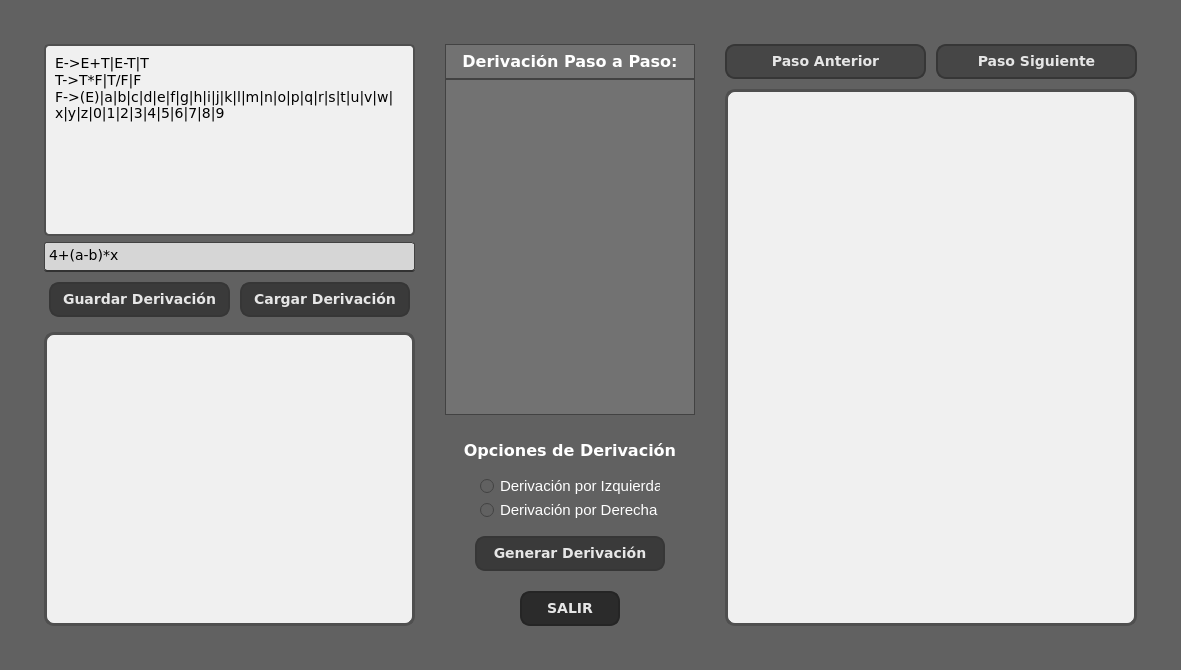
First picture: the form in design/interface.ui, repository Lunes313/ArbolSintactico, before the edit.
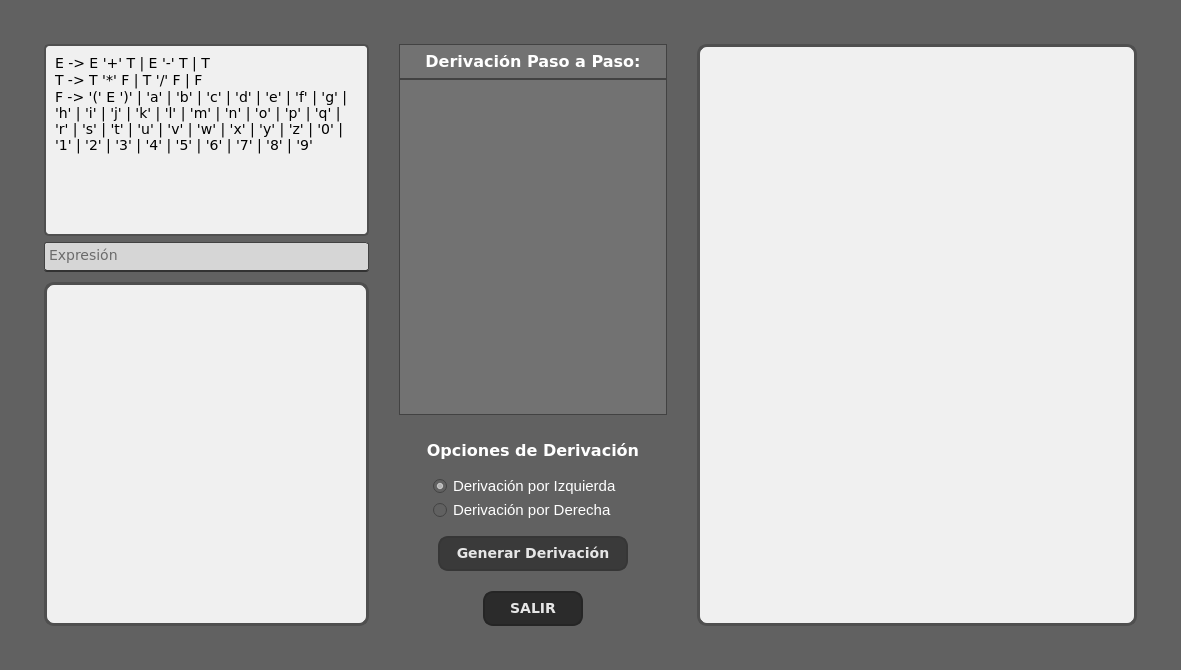
Second picture: the form after the edit.

What changed in the file:
```diff
--- a/design/interface.ui
+++ b/design/interface.ui
@@ -39,7 +39,7 @@
        <number>25</number>
       </property>
       <item>
-       <layout class="QVBoxLayout" name="v1Layout" stretch="0,1,6">
+       <layout class="QVBoxLayout" name="v1Layout" stretch="0,6">
         <property name="spacing">
          <number>10</number>
         </property>
@@ -74,13 +74,10 @@
 padding:5px;
 color:#000000;</string>
             </property>
-            <property name="readOnly">
-             <bool>true</bool>
-            </property>
             <property name="plainText">
-             <string>E-&gt;E+T|E-T|T
-T-&gt;T*F|T/F|F
-F-&gt;(E)|a|b|c|d|e|f|g|h|i|j|k|l|m|n|o|p|q|r|s|t|u|v|w|x|y|z|0|1|2|3|4|5|6|7|8|9</string>
+             <string>E -&gt; E '+' T | E '-' T | T
+T -&gt; T '*' F | T '/' F | F
+F -&gt; '(' E ')' | 'a' | 'b' | 'c' | 'd' | 'e' | 'f' | 'g' | 'h' | 'i' | 'j' | 'k' | 'l' | 'm' | 'n' | 'o' | 'p' | 'q' | 'r' | 's' | 't' | 'u' | 'v' | 'w' | 'x' | 'y' | 'z' | '0' | '1' | '2' | '3' | '4' | '5' | '6' | '7' | '8' | '9'</string>
             </property>
             <property name="placeholderText">
              <string>Ingresa una gramática</string>
@@ -120,91 +117,8 @@
             <property name="lineWrapMode">
              <enum>QPlainTextEdit::NoWrap</enum>
             </property>
-            <property name="plainText">
-             <string>4+(a-b)*x</string>
-            </property>
-           </widget>
-          </item>
-         </layout>
-        </item>
-        <item>
-         <layout class="QHBoxLayout" name="btnsGramaticaLayout">
-          <property name="spacing">
-           <number>10</number>
-          </property>
-          <property name="leftMargin">
-           <number>5</number>
-          </property>
-          <property name="topMargin">
-           <number>0</number>
-          </property>
-          <property name="rightMargin">
-           <number>5</number>
-          </property>
-          <property name="bottomMargin">
-           <number>5</number>
-          </property>
-          <item>
-           <widget class="QPushButton" name="btnGuardarDerivacion">
-            <property name="styleSheet">
-             <string notr="true">QPushButton {
-    background-color:#3A3A3A;
-    border-radius:10px;
-    border:2px solid #363636;
-    color:#E6E6E6;
-    font-family:Verdana;
-    font-size:14px;
-    font-weight:bold;
-    padding:7px 12px;
-}
-
-QPushButton:hover {
-    background-color: #444444;
-    border-color: #404040;
-}
-
-QPushButton:pressed {
-    background-color: #3f3f3f;
-    border-color: #3c3c3c;
-    padding-top: 9px;
-    padding-bottom: 5px;
-}
-</string>
-            </property>
-            <property name="text">
-             <string>Guardar Derivación</string>
-            </property>
-           </widget>
-          </item>
-          <item>
-           <widget class="QPushButton" name="btnCargarDerivacion">
-            <property name="styleSheet">
-             <string notr="true">QPushButton {
-    background-color:#3A3A3A;
-    border-radius:10px;
-    border:2px solid #363636;
-    color:#E6E6E6;
-    font-family:Verdana;
-    font-size:14px;
-    font-weight:bold;
-    padding:7px 12px;
-}
-
-QPushButton:hover {
-    background-color: #444444;
-    border-color: #404040;
-}
-
-QPushButton:pressed {
-    background-color: #3f3f3f;
-    border-color: #3c3c3c;
-    padding-top: 9px;
-    padding-bottom: 5px;
-}
-</string>
-            </property>
-            <property name="text">
-             <string>Cargar Derivación</string>
+            <property name="placeholderText">
+             <string>Expresión</string>
             </property>
            </widget>
           </item>
@@ -373,7 +287,7 @@
                 </property>
                 <property name="maximumSize">
                  <size>
-                  <width>180</width>
+                  <width>200</width>
                   <height>22</height>
                  </size>
                 </property>
@@ -385,6 +299,9 @@
                 <property name="text">
                  <string>Derivación por Izquierda</string>
                 </property>
+                <property name="checked">
+                 <bool>true</bool>
+                </property>
                </widget>
               </item>
              </layout>
@@ -395,7 +312,7 @@
                <widget class="QRadioButton" name="radioButtonDerecha">
                 <property name="minimumSize">
                  <size>
-                  <width>180</width>
+                  <width>200</width>
                   <height>22</height>
                  </size>
                 </property>
@@ -539,75 +456,7 @@
         <item>
          <layout class="QVBoxLayout" name="verticalLayout">
           <item>
-           <layout class="QHBoxLayout" name="btnsArbolLayout">
-            <item>
-             <widget class="QPushButton" name="btnPasoAnterior">
-              <property name="styleSheet">
-               <string notr="true">QPushButton {
-    background-color: #464646;
-    border-radius: 10px;
-    border: 2px solid #363636;
-    color: #E6E6E6;
-    font-family: Verdana;
-    font-size: 14px;
-    font-weight: bold;
-    padding: 7px 12px;
-}
-
-QPushButton:hover {
-    background-color: #545454;
-    border-color: #404040;
-}
-
-QPushButton:pressed {
-    background-color: #4c4c4c;
-    border-color: #3c3c3c;
-    padding-top: 9px;
-    padding-bottom: 5px;
-}
-</string>
-              </property>
-              <property name="text">
-               <string>Paso Anterior</string>
-              </property>
-             </widget>
-            </item>
-            <item>
-             <widget class="QPushButton" name="btnPasoSiguiente">
-              <property name="styleSheet">
-               <string notr="true">QPushButton {
-    background-color: #464646;
-    border-radius: 10px;
-    border: 2px solid #363636;
-    color: #E6E6E6;
-    font-family: Verdana;
-    font-size: 14px;
-    font-weight: bold;
-    padding: 7px 12px;
-}
-
-QPushButton:hover {
-    background-color: #545454;
-    border-color: #404040;
-}
-
-QPushButton:pressed {
-    background-color: #4c4c4c;
-    border-color: #3c3c3c;
-    padding-top: 9px;
-    padding-bottom: 5px;
-}
-</string>
-              </property>
-              <property name="text">
-               <string>Paso Siguiente</string>
-              </property>
-             </widget>
-            </item>
-           </layout>
-          </item>
-          <item>
-           <widget class="QGraphicsView" name="graphicsView_2">
+           <widget class="QGraphicsView" name="arbolSintactico">
             <property name="styleSheet">
              <string notr="true">background-color:#F0F0F0;
 border-radius: 10px;
```
Left out of the diff: 2 changed lines with no effect on the pictures.
